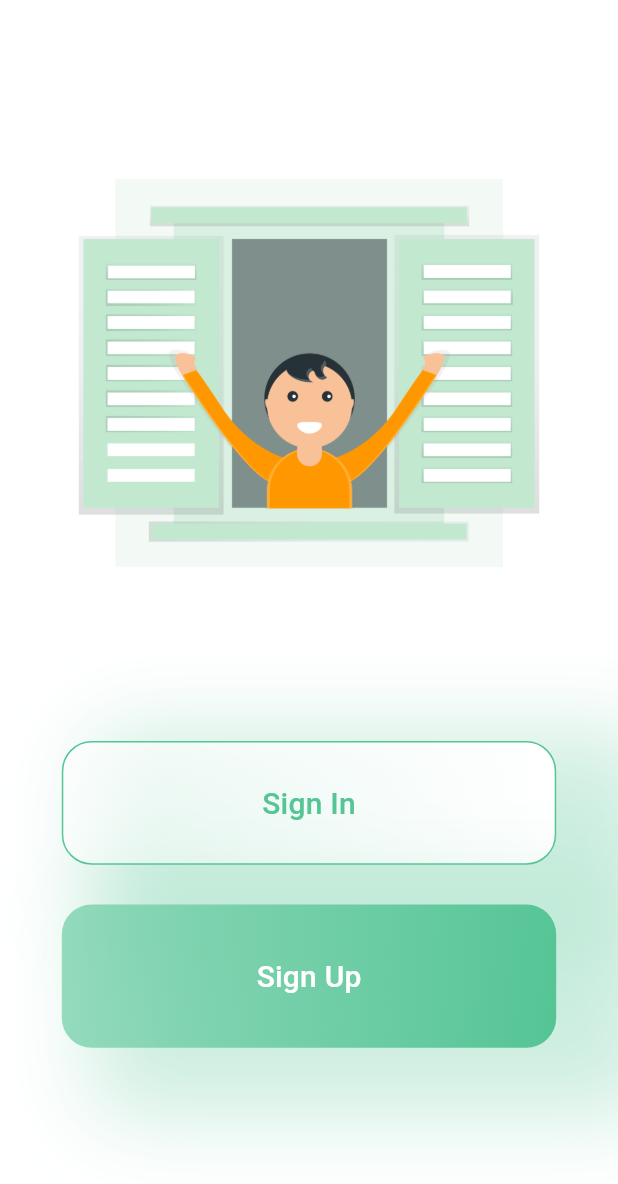
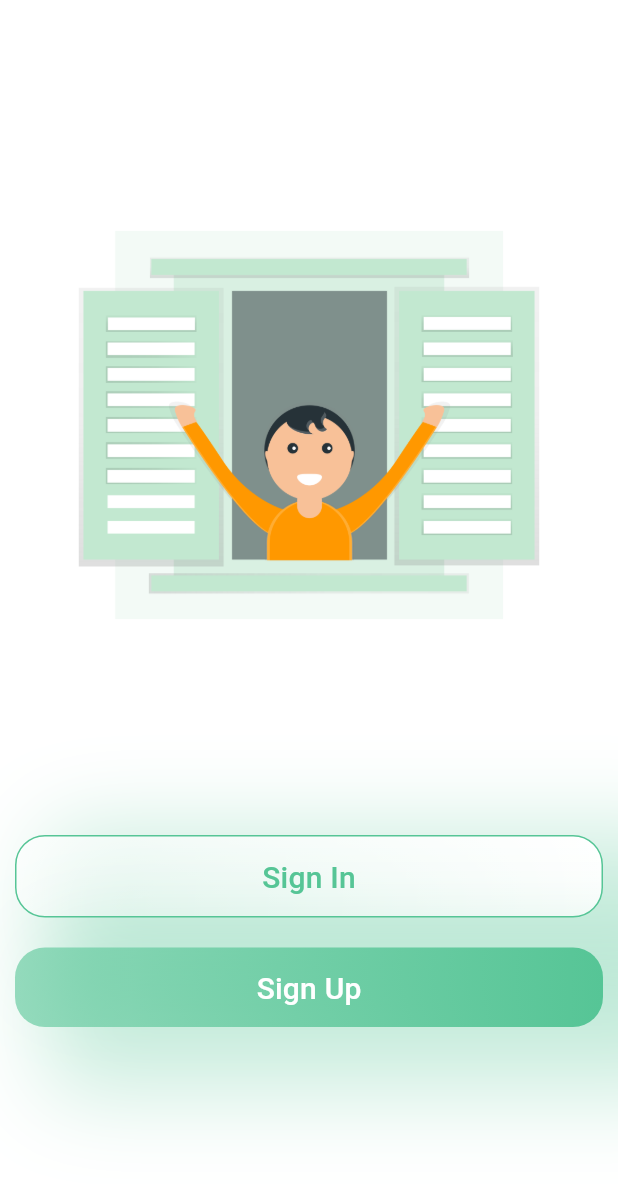
Before and after one commit to Find-Hackathon/Find-Hackathon-, a Flutter app: the WelcomeScreen screen opened directly, on a phone screen of 412 x 824 dp. Shown: the top 1184 px of the screen. Run offline on Flutter 3.47's test engine with Material 2 defaults, Android fonts, the phone set to English and light mode, and no system bars; our stand-ins replace easy_localization, google_fonts, lottie, shared_preferences; accounts and stored records are empty.

Commit message:
fixed buttons size

```diff
--- a/lib/Views/Screen/Welcome/WelcomeScreen.dart
+++ b/lib/Views/Screen/Welcome/WelcomeScreen.dart
@@ -19,6 +19,8 @@ class WelcomeScreen extends StatelessWidget {
       body: Padding(
         padding: EdgeInsets.all(context.constLowValue),
         child: Column(
+          mainAxisAlignment: MainAxisAlignment.spaceBetween,
+          crossAxisAlignment: CrossAxisAlignment.stretch,
           children: [
             buildExpandedImage(),
             buildExpandedSignIn(context),
@@ -41,40 +43,25 @@ class WelcomeScreen extends StatelessWidget {
     );
   }
 
-  Expanded buildExpandedSignIn(BuildContext context) {
-    return Expanded(
-      flex: 2,
-      child: Row(
-        mainAxisAlignment: MainAxisAlignment.center,
-        children: [
-          Container(
-            height: context.height * .1,
-            width: context.width * .8,
+  Widget buildExpandedSignIn(BuildContext context) {
+    return Container(
       child: FatButtonBorder(
         text: "Sign In",
         onPressed: () {
           NavigatorService.instance.navigateTo(LoginView());
         },
       ),
-          ),
-        ],
-      ),
     );
   }
 
-  Expanded buildExpandedSignUp(BuildContext context) {
-    return Expanded(
-      flex: 2,
-      child: Container(
-        height: context.height * .1,
-        width: context.width * .8,
+  Widget buildExpandedSignUp(BuildContext context) {
+    return Container(
       child: FatButton(
         text: "Sign Up",
         onPressed: () {
           NavigatorService.instance.navigateTo(LoginView());
         },
       ),
-      ),
     );
   }
 }
```
Lines whose indentation alone changed are shown as unchanged.
